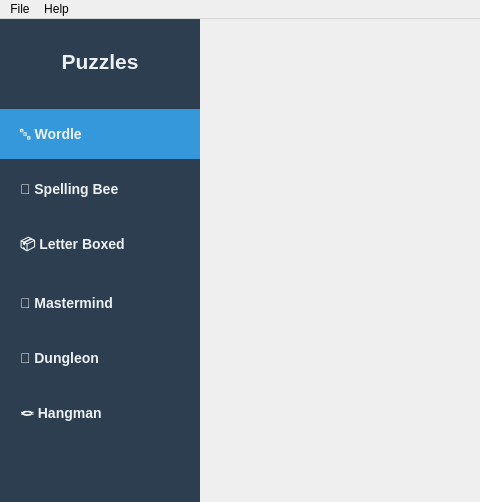
This is src/gui/MainWindow.ui in satsinush/word-games as Qt 5 draws it before an edit; both pictures show x 0 to 480 and y 0 to 502 of the 1000 by 700 pixel window. The edited form follows.
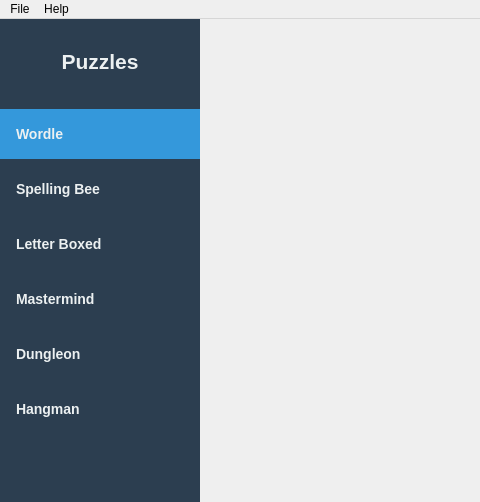
This is the edited form.

Diff of the .ui file:
```diff
--- a/src/gui/MainWindow.ui
+++ b/src/gui/MainWindow.ui
@@ -60,7 +60,7 @@
     background-color: transparent;
     color: #ecf0f1;
     text-align: left;
-    padding: 15px 20px;
+    padding: 12px 16px;
     border: none;
     font-size: 14px;
     font-weight: bold;
@@ -143,7 +143,7 @@
           </size>
          </property>
          <property name="text">
-          <string>🔤 Wordle</string>
+          <string>Wordle</string>
          </property>
          <property name="checkable">
           <bool>true</bool>
@@ -162,7 +162,7 @@
           </size>
          </property>
          <property name="text">
-          <string>🐝 Spelling Bee</string>
+          <string>Spelling Bee</string>
          </property>
          <property name="checkable">
           <bool>true</bool>
@@ -178,7 +178,7 @@
           </size>
          </property>
          <property name="text">
-          <string>📦 Letter Boxed</string>
+          <string>Letter Boxed</string>
          </property>
          <property name="checkable">
           <bool>true</bool>
@@ -194,7 +194,7 @@
           </size>
          </property>
          <property name="text">
-          <string>🧠 Mastermind</string>
+          <string>Mastermind</string>
          </property>
          <property name="checkable">
           <bool>true</bool>
@@ -210,7 +210,7 @@
                     </size>
                  </property>
                  <property name="text">
-                    <string>🐲 Dungleon</string>
+                    <string>Dungleon</string>
                  </property>
                  <property name="checkable">
                     <bool>true</bool>
@@ -226,7 +226,7 @@
                     </size>
                  </property>
                  <property name="text">
-                    <string>🪢 Hangman</string>
+                    <string>Hangman</string>
                  </property>
                  <property name="checkable">
                     <bool>true</bool>
```
